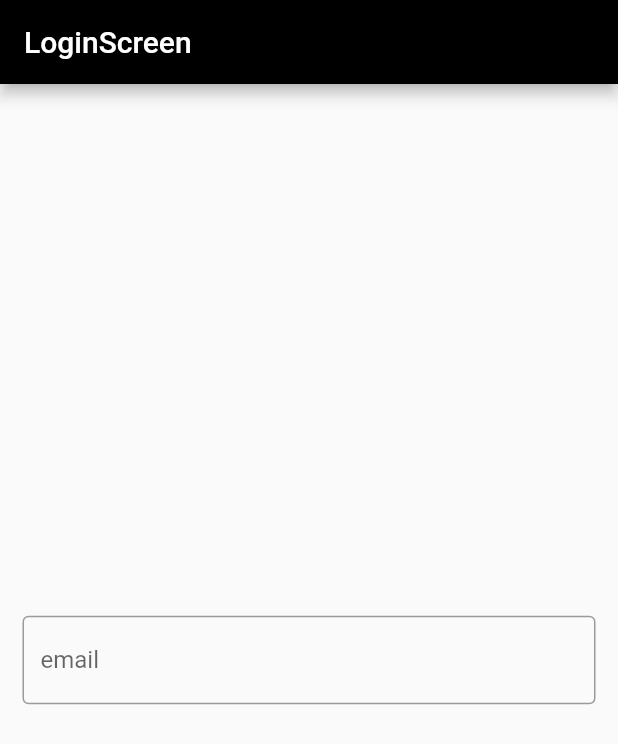
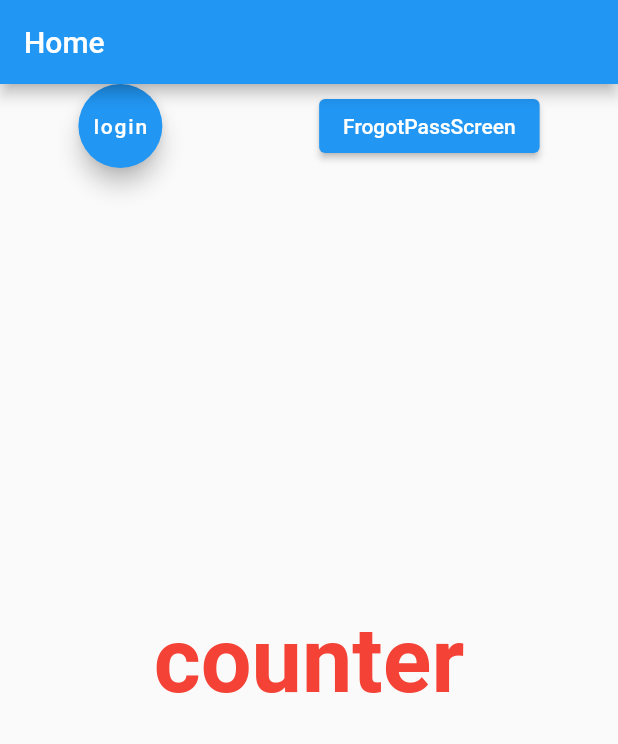
Before and after one commit to gaurav3000R/game_app, a Flutter app: the screen it shows after launch, on a phone screen of 412 x 824 dp. Shown: the top 744 px of the screen. Run offline on Flutter 3.47's test engine with Material 2 defaults, Android fonts, the phone set to English and light mode, and no system bars.

Commit message:
versionUpdate and Navigation

```diff
--- a/lib/Src/Screens/ForGuest/SignupScreem.dart
+++ b/lib/Src/Screens/ForGuest/SignupScreem.dart
@@ -1,8 +1,8 @@
 import 'package:flutter/cupertino.dart';
 import 'package:flutter/material.dart';
 
-class SignupScreem extends StatelessWidget {
-  const SignupScreem({Key? key}) : super(key: key);
+class SignupScreen extends StatelessWidget {
+  const SignupScreen({Key? key}) : super(key: key);
 
   // This widget is the root of your application.
   @override
--- a/lib/Src/Screens/ForUser/HomeScreen.dart
+++ b/lib/Src/Screens/ForUser/HomeScreen.dart
@@ -1,23 +1,56 @@
 import 'package:flutter/cupertino.dart';
 import 'package:flutter/material.dart';
 
-class MyApp extends StatelessWidget {
-  const MyApp({Key? key}) : super(key: key);
+class HomeScreen extends StatelessWidget {
+  const HomeScreen({Key? key}) : super(key: key);
 
   // This widget is the root of your application.
   @override
   Widget build(BuildContext context) {
-    return MaterialApp(
-      debugShowCheckedModeBanner: false,
-      title: 'Flutter first sDemo',
-      theme: ThemeData(
-        primarySwatch: Colors.blue,
+    return Scaffold(
+      appBar: new AppBar(
+        elevation: Theme.of(context).platform == TargetPlatform.iOS ? 0.0 : 4.0,
+        title: new Text(
+          "Home",
+        ),
       ),
-      home: Scaffold(
-          appBar: AppBar(
-        backgroundColor: Colors.black,
-        title: Text('home'),
-      )),
+      body: InkWell(
+          onTap: () {},
+          child: Stack(
+            children: <Widget>[
+              Column(
+                mainAxisAlignment: MainAxisAlignment.start,
+                children: <Widget>[
+                  Row(
+                    mainAxisAlignment: MainAxisAlignment.spaceAround,
+                    children: <Widget>[
+                      FloatingActionButton(
+                        onPressed: () {
+                          Navigator.pushNamed(context, 'login');
+                        },
+                        child: Text('login'),
+                      ),
+                      ElevatedButton(
+                        onPressed: () {
+                           Navigator.pushNamed(context, 'FrogotPassScreen');
+                        },
+                        child: Text('FrogotPassScreen'),
+                      )
+                    ],
+                  )
+                ],
+              ),
+              Center(
+                child: Text(
+                  'counter',
+                  style: TextStyle(
+                      fontSize: 60.0,
+                      fontWeight: FontWeight.bold,
+                      color: Colors.red),
+                ),
+              ),
+            ],
+          )),
     );
   }
 }
--- a/lib/main.dart
+++ b/lib/main.dart
@@ -1,7 +1,32 @@
 import 'package:flutter/material.dart';
 
+import 'Src/Screens/ForGuest/FrogotPassScreen.dart';
 import 'Src/Screens/ForGuest/LoginScreen.dart';
+import 'Src/Screens/ForGuest/SignupScreem.dart';
+import 'Src/Screens/ForUser/HomeScreen.dart';
 
 void main() {
-  runApp(const LoginScreen());
+  runApp(const MyApp());
 }
+
+class MyApp extends StatelessWidget {
+  const MyApp({Key? key}) : super(key: key);
+
+  @override
+  Widget build(BuildContext context) {
+    return MaterialApp(
+      routes: {
+        'login': (context)=>LoginScreen(),
+        'FrogotPassScreen': (context)=>FrogotPassScreen(),
+        'SignupScreen': (context)=>SignupScreen(),
+        'HomeScreen': (context)=>HomeScreen(),
+
+      },
+      title:'myApp',
+      theme: ThemeData(
+        primarySwatch:Colors.blue,
+      ),
+      home:HomeScreen(),
+    );
+  }
+}
```
Also changed, not shown: lib/Src/Screens/ForGuest/FrogotPassScreen.dart (+3 -10 lines), pubspec.lock.
